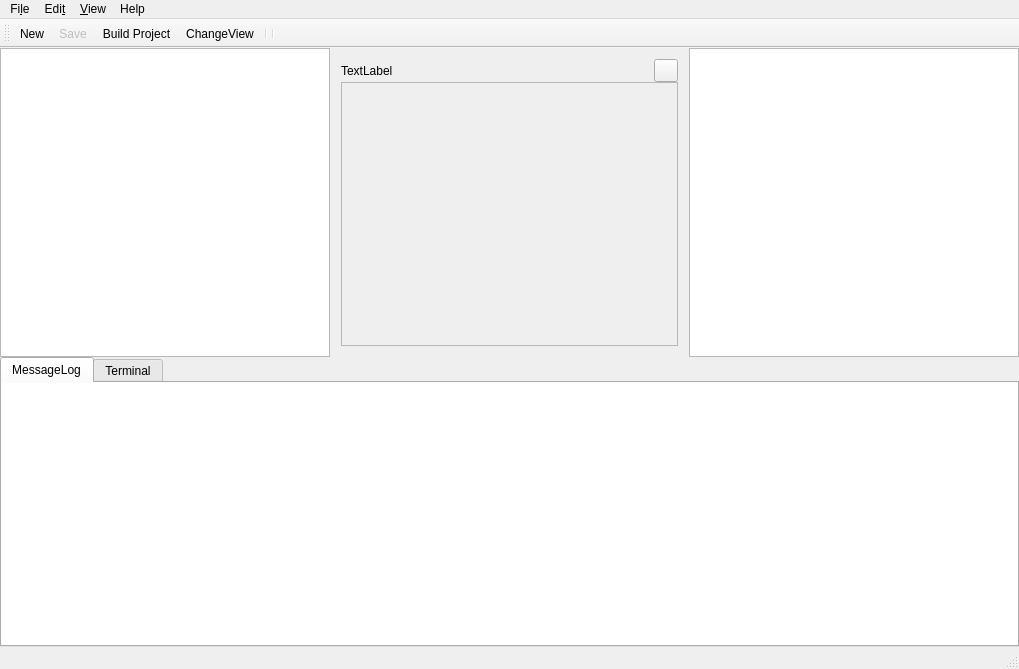
Qt form elbefrontend/mainwindow.ui (emtrion/elbe-gui) before a commit.
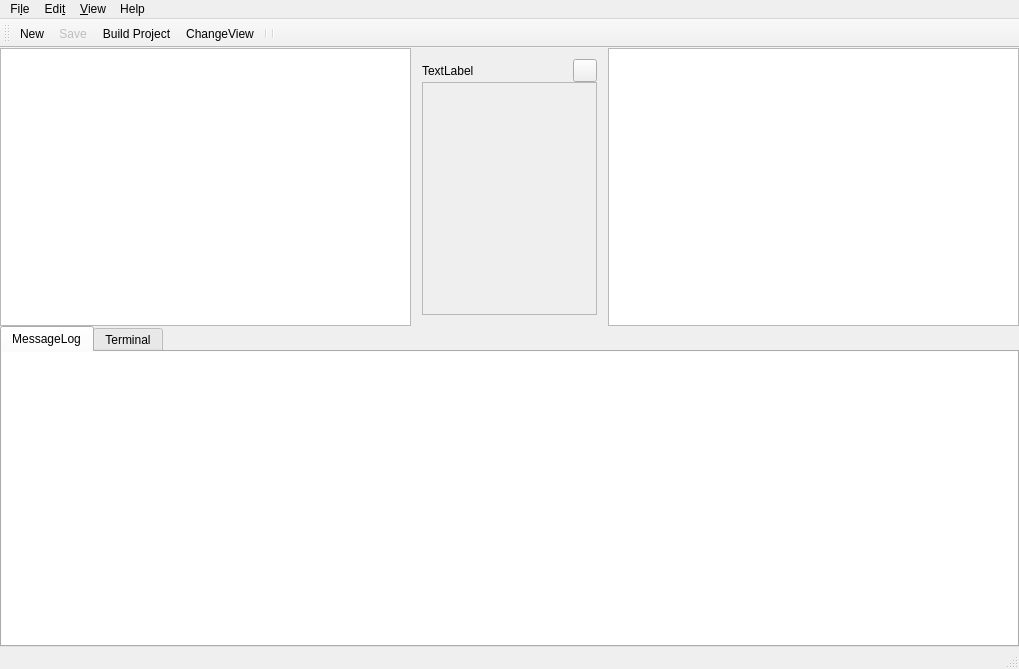
The same form after that commit. Icons and pictures are not drawn. Custom widgets are drawn as their Qt base class.

Commit message: added busy cursor on validation

Patch:
```diff
--- a/elbefrontend/mainwindow.ui
+++ b/elbefrontend/mainwindow.ui
@@ -150,6 +150,9 @@
 	color:  #d6cf9a;
 }</string>
               </property>
+              <property name="sizeAdjustPolicy">
+               <enum>QAbstractScrollArea::AdjustToContents</enum>
+              </property>
               <property name="lineWrapMode">
                <enum>QPlainTextEdit::NoWrap</enum>
               </property>
```
Left out of the diff: 7 changed lines with no effect on the pictures. The commit also changes 2 other files.
